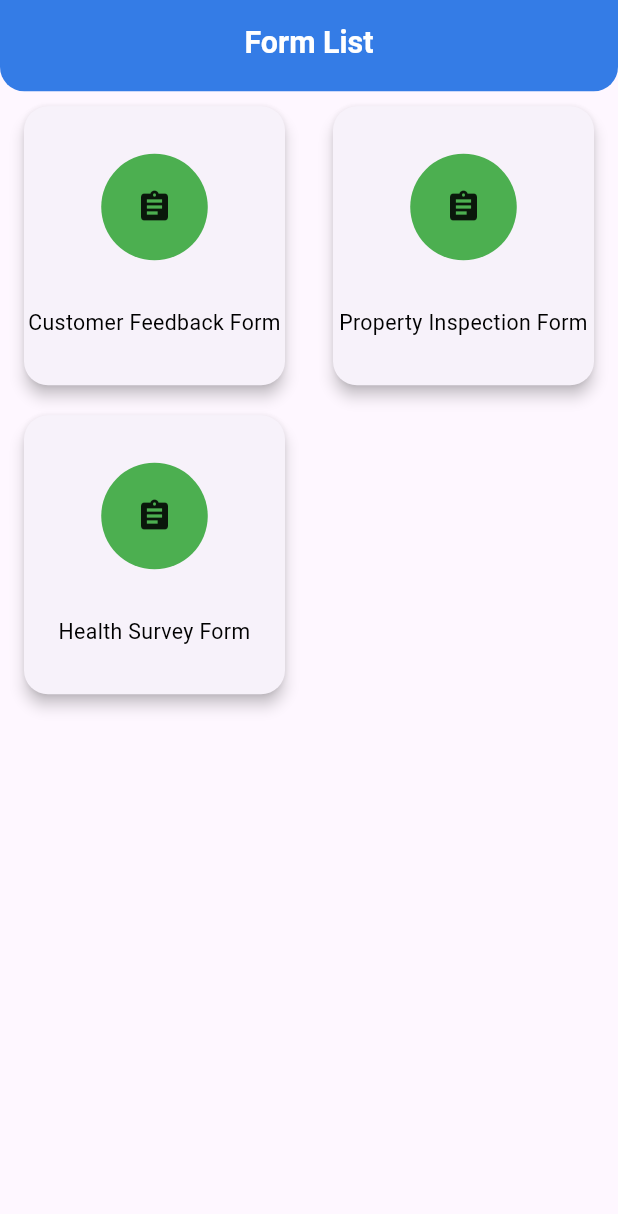
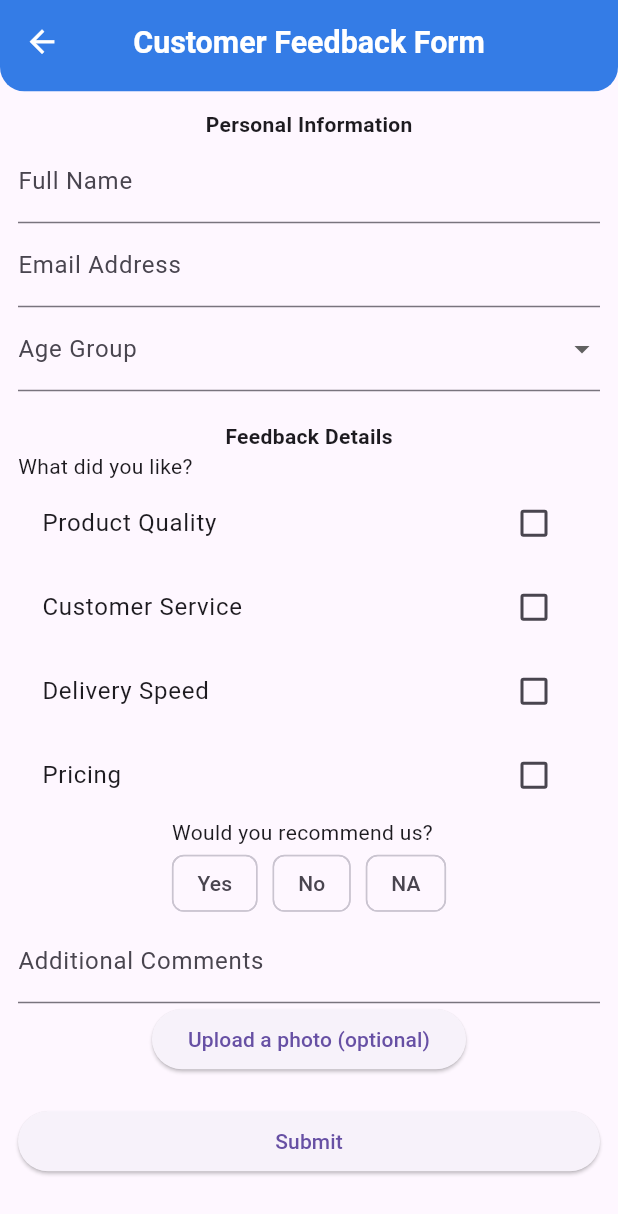
Before and after one commit to JImaruf/Survey-Craft, a Flutter app: the screen it shows after launch, after a tap on "Customer Feedback Form", on a phone screen of 412 x 824 dp. Shown: the top 1214 px of the screen. Run offline on Flutter 3.47's test engine with Material 3 defaults, Android fonts, the phone set to English and light mode, and no system bars; our stand-ins replace equatable, flutter_bloc, flutter_screenutil, image_picker.

Commit message:
-form page created -added dynamic field -added image picker functionality -form field widget added -basic design of form page

```diff
--- /dev/null
+++ b/lib/logic/bloc/form_page/form_page_bloc.dart
@@ -0,0 +1,52 @@
+
+
+
+
+import 'dart:convert';
+
+import 'package:flutter_bloc/flutter_bloc.dart';
+import 'package:survey_craft/logic/bloc/form_page/form_page_event.dart';
+
+import '../../../data/models/form_model.dart';
+import 'form_page_state.dart';
+
+class FormBloc extends Bloc<FormEvent, FormPageState> {
+  Map<String, dynamic> currentAnswers = {};
+
+  FormBloc() : super(FormInitial()) {
+    // on<LoadForms>(_onLoadForms);
+    on<SubmitForm>(_onSubmitForm);
+    on<SaveAnswer>(_onSaveAnswer);
+  }
+
+  // Future<void> _onLoadForms(LoadForms event, Emitter<FormState> emit) async {
+  //   emit(FormLoading());
+  //   try {
+  //     final List<String> assets = [
+  //       'assets/forms/form_1.json',
+  //       'assets/forms/form_2.json',
+  //       'assets/forms/form_3.json',
+  //     ];
+  //
+  //     final List<FormModel> forms = [];
+  //     for (final path in assets) {
+  //       final data = await rootBundle.loadString(path);
+  //       final jsonData = json.decode(data);
+  //       forms.add(FormModel.fromJson(jsonData));
+  //     }
+  //     loadedForms = forms;
+  //     emit(FormLoaded(forms));
+  //   } catch (e) {
+  //     emit(FormError("Failed to load forms"));
+  //   }
+  // }
+
+  void _onSaveAnswer(SaveAnswer event, Emitter<FormPageState> emit) {
+    currentAnswers[event.key] = event.value;
+    emit(FormAnswerUpdated(Map.from(currentAnswers)));
+  }
+
+  void _onSubmitForm(SubmitForm event, Emitter<FormPageState> emit) {
+    emit(FormSubmitted(event.answers));
+  }
+}
--- /dev/null
+++ b/lib/logic/bloc/form_page/form_page_event.dart
@@ -0,0 +1,25 @@
+
+
+import 'package:equatable/equatable.dart';
+
+abstract class FormEvent extends Equatable {
+  @override
+  List<Object?> get props => [];
+}
+
+class LoadForms extends FormEvent {}
+
+class SubmitForm extends FormEvent {
+  final Map<String, dynamic> answers;
+  SubmitForm(this.answers);
+  @override
+  List<Object?> get props => [answers];
+}
+
+class SaveAnswer extends FormEvent {
+  final String key;
+  final dynamic value;
+  SaveAnswer(this.key, this.value);
+  @override
+  List<Object?> get props => [key, value];
+}
--- /dev/null
+++ b/lib/logic/bloc/form_page/form_page_state.dart
@@ -0,0 +1,42 @@
+
+
+import 'package:equatable/equatable.dart';
+
+import '../../../data/models/form_model.dart';
+
+abstract class FormPageState extends Equatable {
+  @override
+  List<Object?> get props => [];
+}
+
+class FormInitial extends FormPageState {}
+
+class FormLoading extends FormPageState {}
+
+class FormLoaded extends FormPageState {
+  final List<FormModel> forms;
+  FormLoaded(this.forms);
+  @override
+  List<Object?> get props => [forms];
+}
+
+class FormAnswerUpdated extends FormPageState {
+  final Map<String, dynamic> answers;
+  FormAnswerUpdated(this.answers);
+  @override
+  List<Object?> get props => [answers];
+}
+
+class FormSubmitted extends FormPageState {
+  final Map<String, dynamic> answers;
+  FormSubmitted(this.answers);
+  @override
+  List<Object?> get props => [answers];
+}
+
+class FormError extends FormPageState {
+  final String message;
+  FormError(this.message);
+  @override
+  List<Object?> get props => [message];
+}
--- a/lib/main.dart
+++ b/lib/main.dart
@@ -2,6 +2,7 @@ import 'package:flutter/material.dart';
 import 'package:flutter_bloc/flutter_bloc.dart';
 import 'package:flutter_screenutil/flutter_screenutil.dart';
 import 'package:survey_craft/logic/bloc/form_list_page/form_list_bloc.dart';
+import 'package:survey_craft/logic/bloc/form_page/form_page_bloc.dart';
 import 'package:survey_craft/presentation/pages/splash_screen.dart';
 
 void main() {
@@ -16,7 +17,8 @@ class MyApp extends StatelessWidget {
     return MultiBlocProvider(
 
       providers: [
-        BlocProvider(create: (context) => FormListBloc(),)
+        BlocProvider(create: (context) => FormListBloc(),),
+        BlocProvider(create: (context) => FormBloc(),),
       ],
       child: ScreenUtilInit(
         designSize: Size(375, 812),
--- a/lib/presentation/pages/form_list.dart
+++ b/lib/presentation/pages/form_list.dart
@@ -5,8 +5,10 @@ import 'package:flutter_bloc/flutter_bloc.dart';
 import 'package:survey_craft/logic/bloc/form_list_page/form_list_bloc.dart';
 import 'package:survey_craft/logic/bloc/form_list_page/form_list_event.dart';
 import 'package:survey_craft/logic/bloc/form_list_page/form_list_state.dart';
+import 'package:survey_craft/presentation/pages/form_page.dart';
 import 'package:survey_craft/presentation/widgets/custom_app_bar.dart';
 
+import '../../config/constants/app_colors.dart';
 import '../widgets/form_list_card.dart';
 
 class FormList extends StatelessWidget {
@@ -33,7 +35,8 @@ class FormList extends StatelessWidget {
                           crossAxisCount: 2),
                       itemCount: state.formsList.length,
                       itemBuilder: (BuildContext context, int index) {
-                        return FormCard(icon: Icon(Icons.assignment), onTap: () {
+                        return FormCard(icon: Icon(Icons.assignment,color: AppColors.white,), onTap: () {
+                          Navigator.push(context, MaterialPageRoute(builder: (context) => FormPage(form: state.formsList[index]),));
 
                         }, title: state.formsList[index].formName.toString(),);
                       },
--- /dev/null
+++ b/lib/presentation/pages/form_page.dart
@@ -0,0 +1,50 @@
+import 'dart:convert';
+import 'package:flutter/material.dart';
+import 'package:flutter_bloc/flutter_bloc.dart';
+import 'package:survey_craft/presentation/widgets/custom_app_bar.dart';
+import '../../data/models/form_model.dart';
+import '../../logic/bloc/form_page/form_page_bloc.dart';
+import '../../logic/bloc/form_page/form_page_state.dart';
+import '../widgets/form_field_widget.dart';
+
+
+class FormPage extends StatelessWidget {
+  final FormModel form;
+  const FormPage({super.key, required this.form});
+
+
+  @override
+  Widget build(BuildContext context) {
+    return Scaffold(
+      appBar: CustomAppBar(title: form.formName),
+      body: BlocBuilder<FormBloc, FormPageState>(
+        builder: (context, state) {
+          return Form(
+            child: ListView(
+              padding: EdgeInsets.all(12),
+              children: [
+                for (var section in form.sections)
+                  Column(
+                    crossAxisAlignment: CrossAxisAlignment.center,
+                    children: [
+                      Text(
+                        section.name,
+                        style: TextStyle(fontWeight: FontWeight.bold),
+                      ),
+                      for (var field in section.fields)
+                        DynamicFormField(field: field),
+                      SizedBox(height: 20),
+                    ],
+                  ),
+                ElevatedButton(
+                  onPressed: () {},
+                  child: Text('Submit'),
+                ),
+              ],
+            ),
+          );
+        },
+      ),
+    );
+  }
+}
--- /dev/null
+++ b/lib/presentation/widgets/form_field_widget.dart
@@ -0,0 +1,124 @@
+import 'dart:convert';
+import 'dart:io';
+import 'package:flutter/material.dart';
+import 'package:flutter_bloc/flutter_bloc.dart';
+import 'package:image_picker/image_picker.dart';
+import 'package:survey_craft/logic/bloc/form_page/form_page_state.dart';
+import '../../../data/models/form_model.dart';
+import '../../logic/bloc/form_page/form_page_bloc.dart';
+import '../../logic/bloc/form_page/form_page_event.dart';
+
+class DynamicFormField extends StatelessWidget {
+  final FieldModel field;
+  File? image;
+  final ImagePicker _picker = ImagePicker();
+
+  DynamicFormField({super.key, required this.field});
+
+  @override
+  Widget build(BuildContext context) {
+    final props = field.properties;
+    final label = props['label'] ?? '';
+
+    switch (field.id) {
+      case 1: // Text field
+        return TextFormField(
+          decoration: InputDecoration(labelText: label),
+          initialValue: props['defaultValue'],
+          onChanged: (value) =>
+              context.read<FormBloc>().add(SaveAnswer(field.key, value)),
+          validator: (value) {
+            if (props['minLength'] != null &&
+                value!.length < props['minLength']) {
+              return 'Minimum ${props['minLength']} characters required';
+            }
+            return null;
+          },
+        );
+
+      case 2: // Dropdown or Multi-select
+        final items = json.decode(props['listItems']) as List;
+        if (props['multiSelect'] == true) {
+          return Column(
+            crossAxisAlignment: CrossAxisAlignment.start,
+            children: [
+              Text(label),
+              ...items.map((item) => BlocBuilder<FormBloc, FormPageState>(
+                builder: (context, state) {
+                  final value = (state is FormAnswerUpdated)
+                      ? state.answers['${field.key}_${item['value']}'] ?? false
+                      : false;
+                  return CheckboxListTile(
+                    title: Text(item['name']),
+                    value: value,
+                    onChanged: (val) => context.read<FormBloc>().add(
+                        SaveAnswer('${field.key}_${item['value']}', val)),
+                  );
+                },
+              ))
+            ],
+          );
+        } else {
+          return DropdownButtonFormField(
+            decoration: InputDecoration(labelText: label),
+            items: items
+                .map((item) => DropdownMenuItem(
+              value: item['name'],
+              child: Text(item['name']),
+            ))
+                .toList(),
+            onChanged: (val) =>
+                context.read<FormBloc>().add(SaveAnswer(field.key, val)),
+          );
+        }
+
+      case 3: // Yes/No/NA
+        return Column(
+          crossAxisAlignment: CrossAxisAlignment.start,
+          children: [
+            Text(label),
+            BlocBuilder<FormBloc, FormPageState>(
+              builder: (context, state) {
+                final current = (state is FormAnswerUpdated)
+                    ? state.answers[field.key]
+                    : null;
+                return Wrap(
+                  spacing: 10,
+                  children: ['Yes', 'No', 'NA']
+                      .map((opt) => ChoiceChip(
+                    label: Text(opt),
+                    selected: current == opt,
+                    onSelected: (_) => context
+                        .read<FormBloc>()
+                        .add(SaveAnswer(field.key, opt)),
+                  ))
+                      .toList(),
+                );
+              },
+            )
+          ],
+        );
+
+      case 4: // Image picker
+        return ElevatedButton(
+          child: Text(label),
+          onPressed: () {
+            pickImageFromGallery();
+            //context.read<FormBloc>().add(SaveAnswer(field.key, 'Image Picked'));
+          }
+        );
+
+      default:
+        return SizedBox.shrink();
+    }
+  }
+  // Function to pick image from gallery
+  Future<void> pickImageFromGallery() async {
+    final pickedFile = await _picker.pickImage(source: ImageSource.gallery);
+
+    if (pickedFile != null) {
+      image = File(pickedFile.path);
+    }
+  }
+
+}
--- a/lib/presentation/widgets/form_list_card.dart
+++ b/lib/presentation/widgets/form_list_card.dart
@@ -1,5 +1,6 @@
 import 'package:flutter/material.dart';
 import 'package:flutter_screenutil/flutter_screenutil.dart';
+import 'package:survey_craft/config/constants/app_colors.dart';
 import 'package:survey_craft/config/constants/text_styles.dart';
 
 class FormCard extends StatelessWidget {
@@ -32,7 +33,7 @@ class FormCard extends StatelessWidget {
                 height: 70.h,
                 width: 70.h, // use height to keep it perfectly circular
                 decoration: BoxDecoration(
-                  color: Colors.green,
+                  color: AppColors.secondary,
                   shape: BoxShape.circle,
                 ),
                 child: Center(child: icon),
--- a/pubspec.yaml
+++ b/pubspec.yaml
@@ -29,6 +29,7 @@ environment:
 # versions available, run `flutter pub outdated`.
 dependencies:
   equatable: ^2.0.7
+  image_picker: ^1.1.2
   flutter_bloc: ^9.1.1
   flutter_screenutil: ^5.9.3
   flutter:
```
Also changed, not shown: pubspec.lock, 1 other file.
